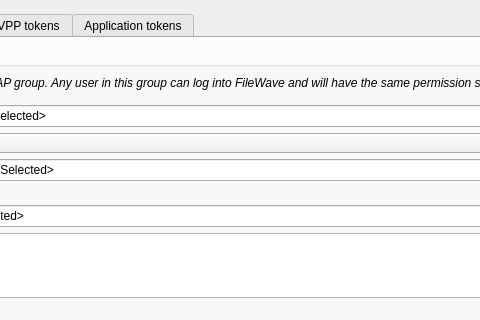
Old version of the form FWAdminLib/AdminUserDlg.ui in the repository fw-dev/translations; both pictures show x 579 to 1059 and y 0 to 320 of the 1232 by 820 pixel window.
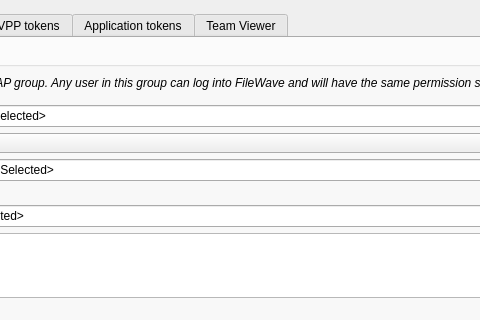
New version of the form. Custom widgets are drawn as their Qt base class.

Diff of the .ui file:
```diff
--- a/FWAdminLib/AdminUserDlg.ui
+++ b/FWAdminLib/AdminUserDlg.ui
@@ -672,6 +672,11 @@
           <string>Application tokens</string>
          </attribute>
         </widget>
+        <widget class="TVAdminWidget" name="tvAdminsTab">
+         <attribute name="title">
+          <string>Team Viewer</string>
+         </attribute>
+        </widget>
        </widget>
       </item>
       <item row="1" column="7" rowspan="3">
@@ -878,6 +883,12 @@
    <header>FWAdminLib/AdminVppTokensAccessWidget.h</header>
    <container>1</container>
   </customwidget>
+  <customwidget>
+   <class>TVAdminWidget</class>
+   <extends>QWidget</extends>
+   <header>FWAdminLib/TVAdminWidget.h</header>
+   <container>1</container>
+  </customwidget>
  </customwidgets>
  <tabstops>
   <tabstop>treeWidgetAdminList</tabstop>
```
